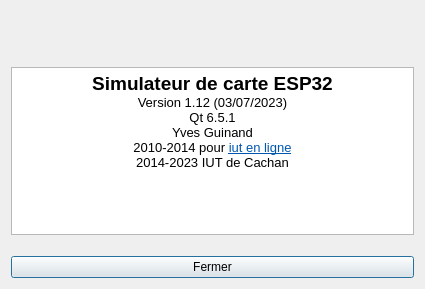
First picture: the form in apropos.ui, repository YGuinand/EspSimu, before the edit.
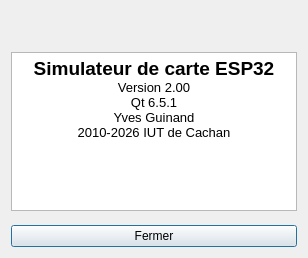
Second picture: the form after the edit. Icons and pictures are not drawn.

```diff
--- a/apropos.ui
+++ b/apropos.ui
@@ -9,8 +9,8 @@
    <rect>
     <x>0</x>
     <y>0</y>
-    <width>425</width>
-    <height>289</height>
+    <width>308</width>
+    <height>258</height>
    </rect>
   </property>
   <property name="windowTitle">
@@ -61,33 +61,7 @@
         <pixmap resource="ressources.qrc">:/images/icone_lcd.png</pixmap>
        </property>
        <property name="alignment">
-        <set>Qt::AlignCenter</set>
-       </property>
-      </widget>
-     </item>
-     <item>
-      <spacer name="horizontalSpacer_3">
-       <property name="orientation">
-        <enum>Qt::Horizontal</enum>
-       </property>
-       <property name="sizeHint" stdset="0">
-        <size>
-         <width>40</width>
-         <height>20</height>
-        </size>
-       </property>
-      </spacer>
-     </item>
-     <item alignment="Qt::AlignVCenter">
-      <widget class="QLabel" name="label_3">
-       <property name="text">
-        <string/>
-       </property>
-       <property name="pixmap">
-        <pixmap resource="ressources.qrc">:/images/iutenligne.png</pixmap>
-       </property>
-       <property name="alignment">
-        <set>Qt::AlignCenter</set>
+        <set>Qt::AlignmentFlag::AlignCenter</set>
        </property>
       </widget>
      </item>
@@ -130,11 +104,10 @@
 li.checked::marker { content: &quot;\2612&quot;; }
 &lt;/style&gt;&lt;/head&gt;&lt;body style=&quot; font-family:'Noto Sans'; font-size:10pt; font-weight:400; font-style:normal;&quot;&gt;
 &lt;p align=&quot;center&quot; style=&quot; margin-top:0px; margin-bottom:0px; margin-left:0px; margin-right:0px; -qt-block-indent:0; text-indent:0px;&quot;&gt;&lt;span style=&quot; font-family:'Sans Serif'; font-size:14pt; font-weight:600;&quot;&gt;Simulateur de carte ESP32&lt;/span&gt;&lt;/p&gt;
-&lt;p align=&quot;center&quot; style=&quot; margin-top:0px; margin-bottom:0px; margin-left:0px; margin-right:0px; -qt-block-indent:0; text-indent:0px;&quot;&gt;&lt;span style=&quot; font-family:'Sans Serif';&quot;&gt;Version 1.12 (03/07/2023)&lt;/span&gt;&lt;/p&gt;
+&lt;p align=&quot;center&quot; style=&quot; margin-top:0px; margin-bottom:0px; margin-left:0px; margin-right:0px; -qt-block-indent:0; text-indent:0px;&quot;&gt;&lt;span style=&quot; font-family:'Sans Serif';&quot;&gt;Version 2.00&lt;/span&gt;&lt;/p&gt;
 &lt;p align=&quot;center&quot; style=&quot; margin-top:0px; margin-bottom:0px; margin-left:0px; margin-right:0px; -qt-block-indent:0; text-indent:0px;&quot;&gt;&lt;span style=&quot; font-family:'Sans Serif';&quot;&gt;Qt 6.5.1&lt;/span&gt;&lt;/p&gt;
 &lt;p align=&quot;center&quot; style=&quot; margin-top:0px; margin-bottom:0px; margin-left:0px; margin-right:0px; -qt-block-indent:0; text-indent:0px;&quot;&gt;&lt;span style=&quot; font-family:'Sans Serif';&quot;&gt;Yves Guinand&lt;/span&gt;&lt;/p&gt;
-&lt;p align=&quot;center&quot; style=&quot; margin-top:0px; margin-bottom:0px; margin-left:0px; margin-right:0px; -qt-block-indent:0; text-indent:0px;&quot;&gt;&lt;span style=&quot; font-family:'Sans Serif';&quot;&gt;2010-2014 pour &lt;/span&gt;&lt;a href=&quot;http://www.iutenligne.net/&quot;&gt;&lt;span style=&quot; font-family:'Sans Serif'; text-decoration: underline; color:#0057ae;&quot;&gt;iut en ligne&lt;/span&gt;&lt;/a&gt;&lt;/p&gt;
-&lt;p align=&quot;center&quot; style=&quot; margin-top:0px; margin-bottom:0px; margin-left:0px; margin-right:0px; -qt-block-indent:0; text-indent:0px;&quot;&gt;&lt;span style=&quot; font-family:'MS Shell Dlg 2';&quot;&gt;2014-2023 IUT de Cachan&lt;/span&gt;&lt;/p&gt;&lt;/body&gt;&lt;/html&gt;</string>
+&lt;p align=&quot;center&quot; style=&quot; margin-top:0px; margin-bottom:0px; margin-left:0px; margin-right:0px; -qt-block-indent:0; text-indent:0px;&quot;&gt;&lt;span style=&quot; font-family:'MS Shell Dlg 2';&quot;&gt;2010-2026 IUT de Cachan&lt;/span&gt;&lt;/p&gt;&lt;/body&gt;&lt;/html&gt;</string>
      </property>
      <property name="openExternalLinks">
       <bool>true</bool>
```
Left out of the diff: 14 changed lines with no effect on the pictures.
